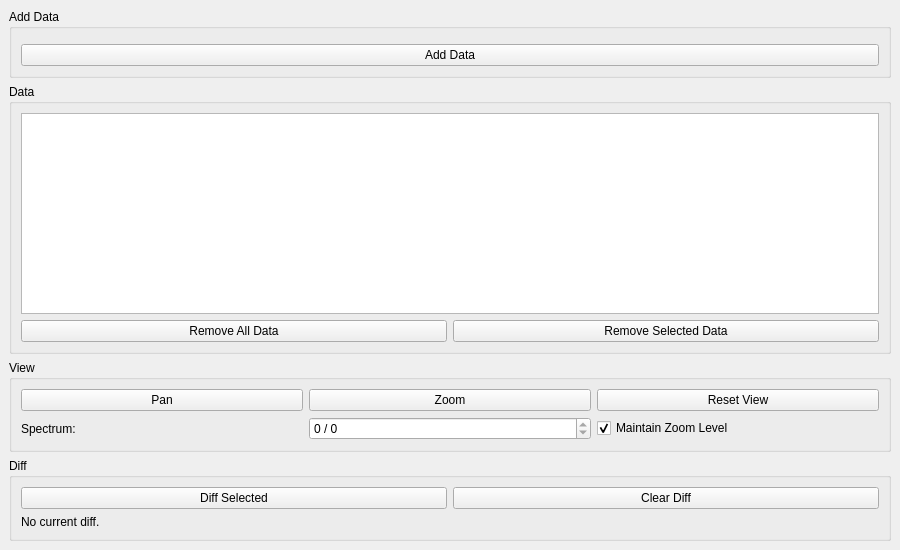
The window that MantidQt/CustomInterfaces/inc/MantidQtCustomInterfaces/DataComparison/DataComparisonView.ui (yxqd/mantid) describes before a commit, drawn with Qt 5.
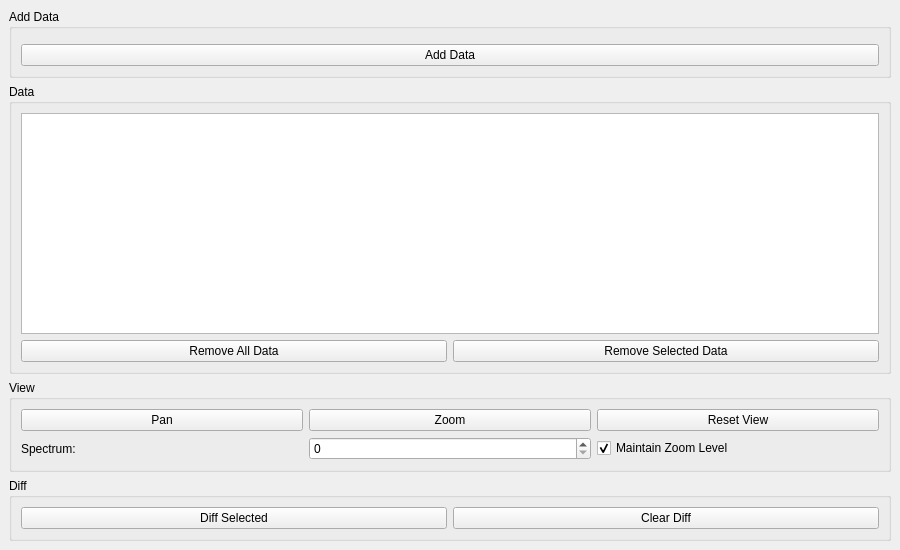
The same window after the commit. Custom widgets are drawn as their Qt base class.

The edit to the form file:
```diff
--- a/MantidQt/CustomInterfaces/inc/MantidQtCustomInterfaces/DataComparison/DataComparisonView.ui
+++ b/MantidQt/CustomInterfaces/inc/MantidQtCustomInterfaces/DataComparison/DataComparisonView.ui
@@ -182,10 +182,7 @@
          </item>
          <item row="1" column="1">
           <widget class="QSpinBox" name="sbSpectrum">
-           <property name="suffix">
-            <string> / 0</string>
-           </property>
-           <property name="maximum">
+           <property name="minimum">
             <number>0</number>
            </property>
           </widget>
@@ -247,13 +244,6 @@
            </property>
           </widget>
          </item>
-         <item row="1" column="0" colspan="2">
-          <widget class="QLabel" name="lbDiffInfo">
-           <property name="text">
-            <string>No current diff.</string>
-           </property>
-          </widget>
-         </item>
         </layout>
        </widget>
       </item>
```
